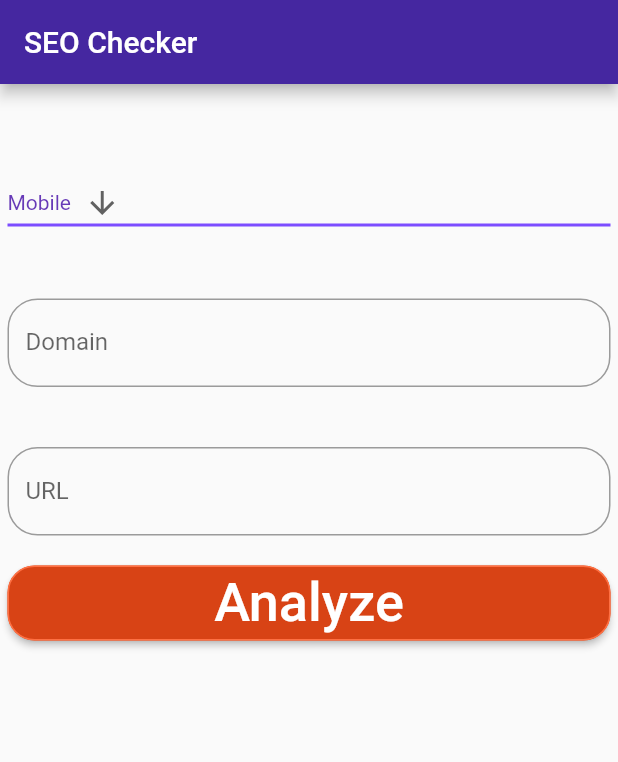
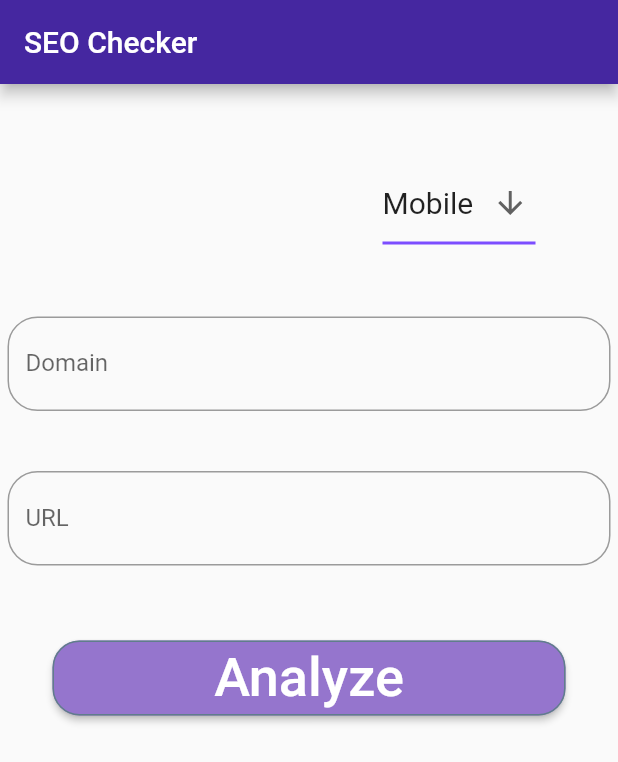
Before and after one commit to jerry1101/flutter_provider, a Flutter app: the screen it shows after launch, on a phone screen of 412 x 824 dp. Shown: the top 762 px of the screen. Run offline on Flutter 3.47's test engine with Material 2 defaults, Android fonts, the phone set to English and light mode, and no system bars; Roboto replaces fonts that are missing (Georgia, Hind).

Commit message:
add theme

```diff
--- a/lib/main.dart
+++ b/lib/main.dart
@@ -11,8 +11,27 @@ class App extends StatelessWidget {
   @override
   Widget build(BuildContext context) {
     return MaterialApp(
-        title: "Movies", color: Colors.purpleAccent, home: Portal()
-        // ChangeNotifierProvider(
+        title: "Movies",
+        color: Colors.purpleAccent,
+        home: Portal(),
+        theme: ThemeData(
+          // Define the default brightness and colors.
+          brightness: Brightness.light,
+          primaryColor: Colors.deepPurple[800],
+          accentColor: Colors.blueGrey,
+          buttonColor: Colors.deepPurple[300],
+
+          // Define the default font family.
+          fontFamily: 'Georgia',
+
+          // Define the default TextTheme. Use this to specify the default
+          // text styling for headlines, titles, bodies of text, and more.
+          textTheme: TextTheme(
+            headline1: TextStyle(fontSize: 72.0, fontWeight: FontWeight.bold),
+            headline6: TextStyle(color: Colors.white,fontSize: 36.0, fontStyle: FontStyle.normal),
+            bodyText2: TextStyle(fontSize: 20.0, fontFamily: 'Hind'),
+          ),
+        ) // ChangeNotifierProvider(
         //   builder: (_) => MovieListViewModel(),
         //   child: MovieListPage(),
         // )
@@ -37,7 +56,7 @@ class _PortalState extends State<Portal> {
     return Scaffold(
       appBar: AppBar(
         title: Text('SEO Checker'),
-        backgroundColor: Colors.deepPurple[800],
+        backgroundColor: Theme.of(context).primaryColor
       ),
       body: Container(
         margin: EdgeInsets.all(5),
@@ -55,7 +74,10 @@ class _PortalState extends State<Portal> {
               padding: const EdgeInsets.only(top: 20, bottom: 20),
               child: _buildUrl(),
             ),
-            _buildRaisedButton(context),
+            Padding(
+              padding: const EdgeInsets.all(30.0),
+              child: _buildRaisedButton(context),
+            ),
           ],
         ),
       ),
@@ -66,17 +88,18 @@ class _PortalState extends State<Portal> {
     return Container(
       height: 50.0,
       child: RaisedButton(
-        color: Colors.deepOrange[800],
+          color: Theme.of(context).buttonColor,
           shape: RoundedRectangleBorder(
               borderRadius: BorderRadius.circular(18.0),
-              side: BorderSide(color: Colors.deepOrange[400])),
+              side: BorderSide(color:  Theme.of(context).accentColor)),
           // shape:
           //     RoundedRectangleBorder(borderRadius: BorderRadius.circular(80.0)),
           textColor: Colors.white,
           padding: const EdgeInsets.all(0.0),
           child: Text('Analyze',
               textAlign: TextAlign.center,
-              style: TextStyle(fontSize: 36, color: Colors.white)),
+              style: Theme.of(context).textTheme.headline6
+              ),
           onPressed: () {
             Navigator.push(
               context,
@@ -92,6 +115,7 @@ class _PortalState extends State<Portal> {
       controller: _urlController,
       keyboardType: TextInputType.multiline,
       decoration: InputDecoration(
+        hintStyle: Theme.of(context).textTheme.bodyText2,
           labelText: 'URL',
           border: OutlineInputBorder(borderRadius: BorderRadius.circular(20)),
           hintText: 'Enter a Url'),
@@ -103,6 +127,7 @@ class _PortalState extends State<Portal> {
       controller: _domainController,
       keyboardType: TextInputType.multiline,
       decoration: InputDecoration(
+        hintStyle: Theme.of(context).textTheme.bodyText2,
           labelText: 'Domain',
           border: OutlineInputBorder(borderRadius: BorderRadius.circular(20)),
           hintText: 'Enter a Domain'),
@@ -110,12 +135,16 @@ class _PortalState extends State<Portal> {
   }
 
   Widget _buildUserAgentType() {
-    return DropdownButton<String>(
+    return Container(
+      width: 30,
+      height: 60,
+      padding: EdgeInsets.only(left:250,right:50),
+      child: DropdownButton<String>(
         value: dropdownValue,
         icon: Icon(Icons.arrow_downward),
         iconSize: 24,
         elevation: 16,
-      style: TextStyle(color: Colors.deepPurple),
+        style: Theme.of(context).textTheme.bodyText2,
         underline: Container(
           height: 2,
           color: Colors.deepPurpleAccent,
@@ -128,9 +157,10 @@ class _PortalState extends State<Portal> {
         items: _userAgentVersions.map<DropdownMenuItem<String>>((String value) {
           return DropdownMenuItem<String>(
             value: value,
-          child: Text(value),
+            child: Text(value,textAlign: TextAlign.center,),
           );
         }).toList(),
+      ),
     );
   }
 }
--- a/lib/pages/page2.dart
+++ b/lib/pages/page2.dart
@@ -6,11 +6,11 @@ import 'movieListPage.dart';
 import 'dart:developer' as developer;
 
 class Page2 extends StatelessWidget {
-  String data;
+  final String data;
   Page2({Key key, @required this.data}) : super(key: key);
   @override
   Widget build(BuildContext context) {
-    developer.log("--------------->"+data);
+    developer.log("------>"+data);
     return MaterialApp(title: "Movies",
         home: ChangeNotifierProvider(
           // builder: (_) => MovieListViewModel(),
```
Lines whose indentation alone changed are shown as unchanged.
